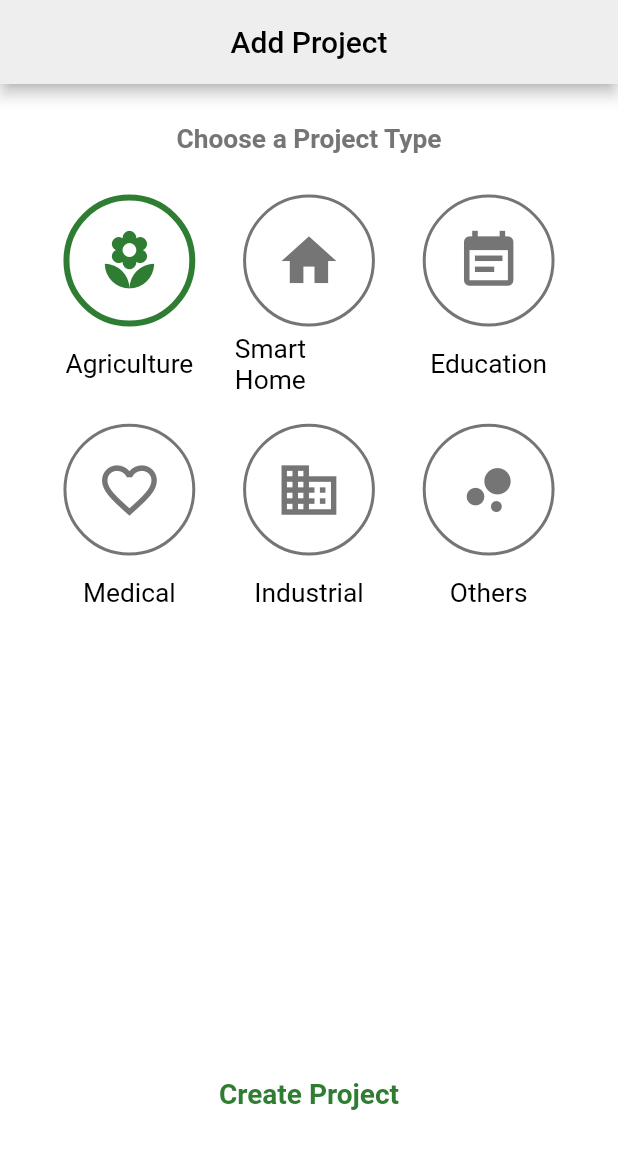
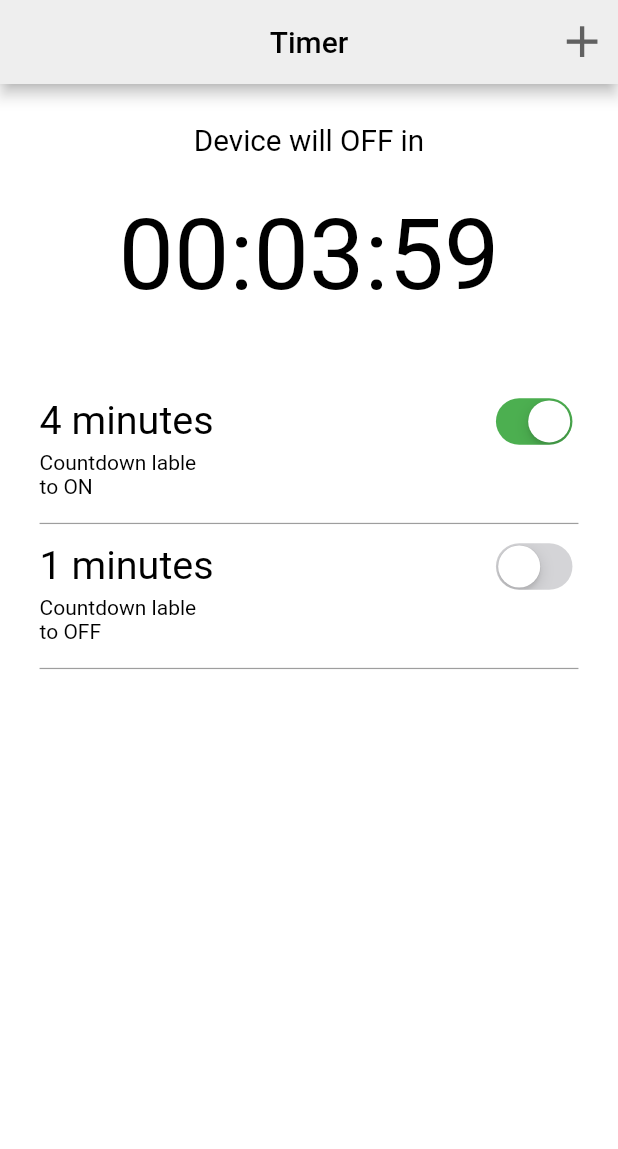
Before and after one commit to hien798/demeter, a Flutter app: the screen it shows after launch, on a phone screen of 412 x 824 dp. Shown: the top 1149 px of the screen. Run offline on Flutter 3.47's test engine with Material 2 defaults, Android fonts, the light colour scheme and no system bars; our stand-ins replace percent_indicator.

Commit message:
add Timer

```diff
--- a/lib/main.dart
+++ b/lib/main.dart
@@ -1,6 +1,7 @@
 import 'package:flutter/material.dart';
 import 'package:my_home/view/action/add_device.dart';
 import 'package:my_home/view/action/add_project.dart';
+import 'package:my_home/view/device/timer.dart';
 import 'package:my_home/view/home/dash.dart';
 import 'package:my_home/view/home/home.dart';
 import 'package:my_home/view/login/login.dart';
@@ -18,7 +19,7 @@ class MyApp extends StatelessWidget {
         primarySwatch: Colors.blue,
         brightness: Brightness.dark,
       ),
-      home: AddProject(),
+      home: Timer(),
     );
   }
 }
--- /dev/null
+++ b/lib/view/device/timer.dart
@@ -0,0 +1,103 @@
+import 'package:flutter/cupertino.dart';
+import 'package:flutter/material.dart';
+import 'package:my_home/utils/widget_utils.dart';
+
+class Timer extends StatefulWidget {
+  @override
+  _TimerState createState() => _TimerState();
+}
+
+class _TimerState extends State<Timer> {
+  @override
+  void initState() {
+    super.initState();
+  }
+
+  @override
+  Widget build(BuildContext context) {
+    return Scaffold(
+      appBar: AppBar(
+        backgroundColor: Color(0xffeeeeee),
+        title: Text(
+          'Timer',
+          style: TextStyle(color: Colors.black),
+        ),
+        centerTitle: true,
+        actions: <Widget>[
+          IconButton(
+            onPressed: () {},
+            padding: EdgeInsets.zero,
+            icon: Icon(Icons.add, color: Colors.grey.shade700, size: scaleWidth(context, 32),),
+          ),
+        ],
+      ),
+      backgroundColor: Colors.white,
+      body: Container(
+        padding: EdgeInsets.symmetric(vertical: scaleWidth(context, 24), horizontal: scaleWidth(context, 24)),
+        child: Column(
+          children: <Widget>[
+            Container(
+              child: Text(
+                'Device will OFF in',
+                style: TextStyle(color: Colors.black, fontSize: scaleWidth(context, 18)),
+              ),
+            ),
+            Container(
+              padding: EdgeInsets.all(scaleWidth(context, 24)),
+              child: Text(
+                '00:03:59',
+                style: TextStyle(
+                  color: Colors.black,
+                  fontSize: scaleWidth(context, 60),
+                  fontWeight: FontWeight.w400,
+                ),
+              ),
+            ),
+            SizedBox(height: scaleWidth(context, 24)),
+            _buildCountdownItem('4', true),
+            SizedBox(height: scaleWidth(context, 8)),
+            _buildCountdownItem('1', false),
+          ],
+        ),
+      ),
+    );
+  }
+
+  Widget _buildCountdownItem(String remain, bool status) {
+    return Container(
+      height: scaleWidth(context, 80),
+      child: Column(
+        crossAxisAlignment: CrossAxisAlignment.start,
+        children: <Widget>[
+          Container(
+            child: Row(
+              mainAxisAlignment: MainAxisAlignment.spaceBetween,
+              children: <Widget>[
+                Text(
+                  '$remain minutes',
+                  style: TextStyle(color: Colors.black, fontSize: scaleWidth(context, 24)),
+                ),
+                CupertinoSwitch(
+                  onChanged: (value) {},
+                  activeColor: Colors.green,
+                  value: status,
+                ),
+              ],
+            ),
+          ),
+          Expanded(
+            child: Text(
+                'Countdown lable\nto ${status ? 'ON' : 'OFF'}',
+                style: TextStyle(color: Colors.black),
+            ),
+          ),
+          Container(
+            width: double.infinity,
+            height: 0.8,
+            color: Colors.grey,
+          ),
+        ],
+      ),
+    );
+  }
+}
```
